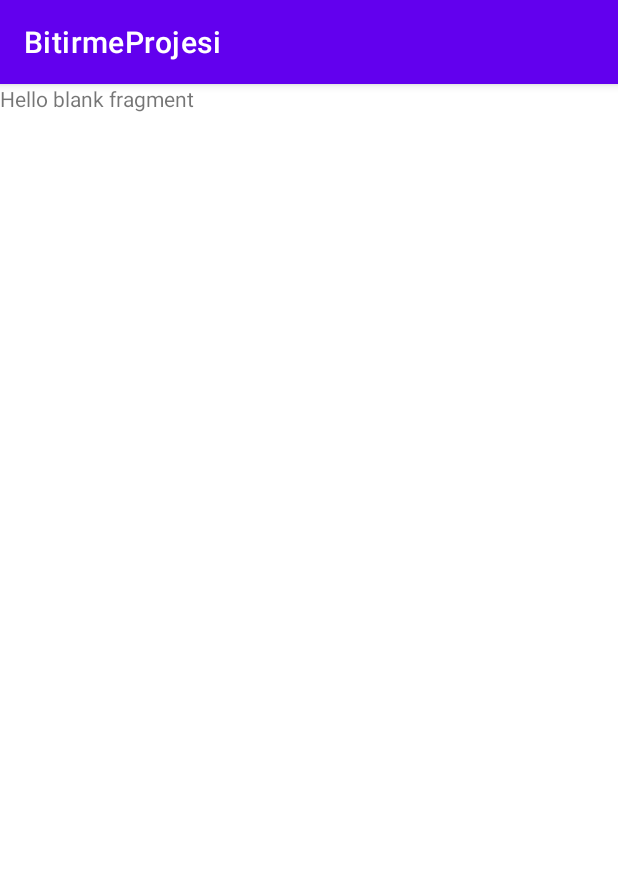
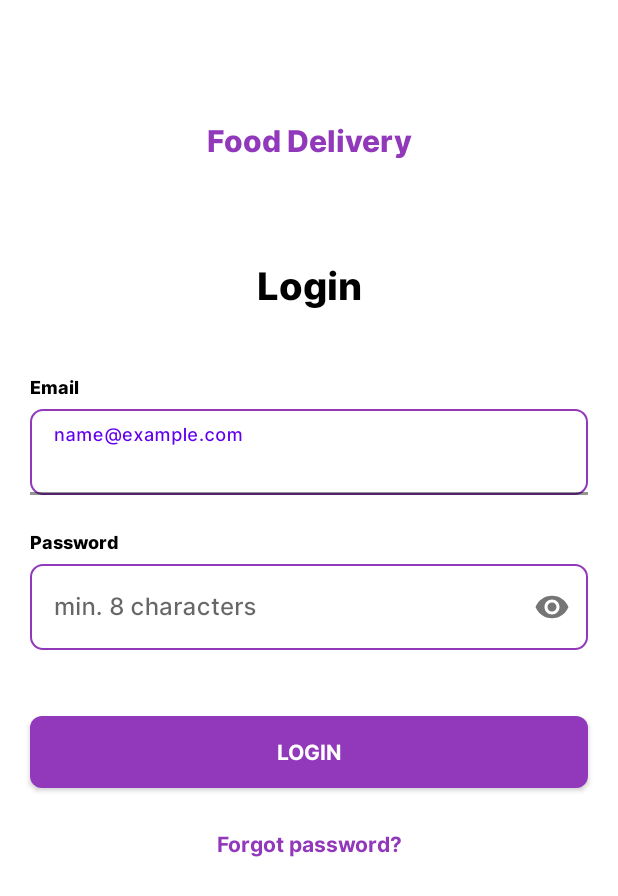
Before and after one commit to vindicta43/InvioAndroidBootcamp, an Android app: the screen it shows after launch (MainActivity), on a phone screen of 412 x 824 dp. Shown: the top 896 px of the screen. Run offline under Robolectric (Android 15) with nearby library versions, the phone set to English and light mode, and no system bars.

Commit message:
sign in page

```diff
--- a/BitirmeProjesi/app/src/main/java/com/alperen/bitirmeprojesi/BlankFragment.java
+++ b/BitirmeProjesi/app/src/main/java/com/alperen/bitirmeprojesi/SignInFragment.java
@@ -8,9 +8,9 @@ import android.view.LayoutInflater;
 import android.view.View;
 import android.view.ViewGroup;
 
-public class BlankFragment extends Fragment {
+public class SignInFragment extends Fragment {
     @Override
     public View onCreateView(LayoutInflater inflater, ViewGroup container, Bundle savedInstanceState) {
-        return inflater.inflate(R.layout.fragment_blank, container, false);
+        return inflater.inflate(R.layout.fragment_sign_in, container, false);
     }
 }
--- /dev/null
+++ b/BitirmeProjesi/app/src/main/res/drawable/ellipse.xml
@@ -0,0 +1,10 @@
+<vector xmlns:android="http://schemas.android.com/apk/res/android"
+    android:width="375dp"
+    android:height="241dp"
+    android:viewportWidth="375"
+    android:viewportHeight="241">
+  <path
+      android:pathData="M546,-135C546,-85.62 536.77,-36.73 518.83,8.89C500.88,54.51 474.59,95.96 441.44,130.87C408.29,165.79 368.93,193.48 325.62,212.38C282.3,231.27 235.88,241 189,241C142.12,241 95.7,231.27 52.38,212.38C9.07,193.48 -30.29,165.79 -63.44,130.87C-96.59,95.96 -122.88,54.51 -140.82,8.89C-158.77,-36.73 -168,-85.62 -168,-135L189,-135H546Z"
+      android:fillColor="#DBC0E8"
+      android:fillAlpha="0.71"/>
+</vector>
--- /dev/null
+++ b/BitirmeProjesi/app/src/main/res/drawable/shape_button.xml
@@ -0,0 +1,6 @@
+<?xml version="1.0" encoding="utf-8"?>
+<shape xmlns:android="http://schemas.android.com/apk/res/android"
+    android:shape="rectangle">
+    <corners android:radius="8dp" />
+    <solid android:color="@color/purple" />
+</shape>
--- /dev/null
+++ b/BitirmeProjesi/app/src/main/res/drawable/shape_edittext.xml
@@ -0,0 +1,9 @@
+<?xml version="1.0" encoding="utf-8"?>
+<shape xmlns:android="http://schemas.android.com/apk/res/android"
+    android:shape="rectangle"
+    android:thickness="1dp">
+    <corners android:radius="8dp" />
+    <stroke
+        android:width="1dp"
+        android:color="@color/purple" />
+</shape>
--- a/BitirmeProjesi/app/src/main/res/layout/fragment_blank.xml
+++ /dev/null
@@ -1,14 +0,0 @@
-<?xml version="1.0" encoding="utf-8"?>
-<FrameLayout xmlns:android="http://schemas.android.com/apk/res/android"
-    xmlns:tools="http://schemas.android.com/tools"
-    android:layout_width="match_parent"
-    android:layout_height="match_parent"
-    tools:context=".BlankFragment">
-
-    <!-- TODO: Update blank fragment layout -->
-    <TextView
-        android:layout_width="match_parent"
-        android:layout_height="match_parent"
-        android:text="@string/hello_blank_fragment" />
-
-</FrameLayout>
--- /dev/null
+++ b/BitirmeProjesi/app/src/main/res/layout/fragment_sign_in.xml
@@ -0,0 +1,137 @@
+<?xml version="1.0" encoding="utf-8"?>
+<androidx.constraintlayout.widget.ConstraintLayout xmlns:android="http://schemas.android.com/apk/res/android"
+    xmlns:app="http://schemas.android.com/apk/res-auto"
+    xmlns:tools="http://schemas.android.com/tools"
+    android:layout_width="match_parent"
+    android:layout_height="match_parent"
+    tools:context=".SignInFragment">
+
+    <ImageView
+        android:id="@+id/imageView"
+        android:layout_width="match_parent"
+        android:layout_height="wrap_content"
+        android:scaleType="fitXY"
+        app:layout_constraintEnd_toEndOf="parent"
+        app:layout_constraintStart_toStartOf="parent"
+        app:layout_constraintTop_toTopOf="parent"
+        tools:src="@drawable/ellipse" />
+
+    <TextView
+        android:id="@+id/textView"
+        android:layout_width="wrap_content"
+        android:layout_height="wrap_content"
+        android:layout_marginTop="79dp"
+        android:fontFamily="@font/inter_extrabold"
+        android:text="Food Delivery"
+        android:textColor="@color/purple"
+        android:textSize="20sp"
+        app:layout_constraintEnd_toEndOf="parent"
+        app:layout_constraintStart_toStartOf="parent"
+        app:layout_constraintTop_toTopOf="parent" />
+
+    <TextView
+        android:id="@+id/textView2"
+        android:layout_width="wrap_content"
+        android:layout_height="wrap_content"
+        android:layout_marginTop="64dp"
+        android:fontFamily="@font/inter_extrabold"
+        android:text="Login"
+        android:textColor="@color/black"
+        android:textSize="25sp"
+        app:layout_constraintEnd_toEndOf="parent"
+        app:layout_constraintStart_toStartOf="parent"
+        app:layout_constraintTop_toBottomOf="@id/textView" />
+
+    <TextView
+        android:id="@+id/textView3"
+        android:layout_width="wrap_content"
+        android:layout_height="wrap_content"
+        android:layout_marginBottom="6dp"
+        android:fontFamily="@font/inter_extrabold"
+        android:text="Email"
+        android:textColor="@color/black"
+        android:textSize="12sp"
+        app:layout_constraintBottom_toTopOf="@id/textInputLayout"
+        app:layout_constraintStart_toStartOf="@id/textInputLayout" />
+
+    <com.google.android.material.textfield.TextInputLayout
+        android:id="@+id/textInputLayout"
+        android:layout_width="match_parent"
+        android:layout_height="wrap_content"
+        android:layout_marginHorizontal="20dp"
+        android:layout_marginTop="64dp"
+        app:boxStrokeColor="@android:color/transparent"
+        app:boxStrokeWidth="0dp"
+        app:layout_constraintTop_toBottomOf="@id/textView2">
+
+        <com.google.android.material.textfield.TextInputEditText
+            android:id="@+id/etEmail"
+            android:layout_width="match_parent"
+            android:layout_height="wrap_content"
+            android:background="@drawable/shape_edittext"
+            android:fontFamily="@font/inter_medium"
+            android:hint="name@example.com"
+            android:inputType="textEmailAddress" />
+    </com.google.android.material.textfield.TextInputLayout>
+
+    <TextView
+        android:id="@+id/textView4"
+        android:layout_width="wrap_content"
+        android:layout_height="wrap_content"
+        android:layout_marginBottom="6dp"
+        android:fontFamily="@font/inter_extrabold"
+        android:text="Password"
+        android:textColor="@color/black"
+        android:textSize="12sp"
+        app:layout_constraintBottom_toTopOf="@id/textInputLayout2"
+        app:layout_constraintStart_toStartOf="@id/textInputLayout2" />
+
+    <com.google.android.material.textfield.TextInputLayout
+        android:id="@+id/textInputLayout2"
+        android:layout_width="match_parent"
+        android:layout_height="wrap_content"
+        android:layout_marginHorizontal="20dp"
+        android:layout_marginTop="46dp"
+        app:boxStrokeColor="@android:color/transparent"
+        app:boxStrokeWidth="0dp"
+        app:layout_constraintTop_toBottomOf="@id/textInputLayout"
+        app:passwordToggleEnabled="true">
+
+        <com.google.android.material.textfield.TextInputEditText
+            android:id="@+id/etPassword"
+            android:layout_width="match_parent"
+            android:layout_height="wrap_content"
+            android:background="@drawable/shape_edittext"
+            android:fontFamily="@font/inter_medium"
+            android:hint="min. 8 characters"
+            android:inputType="textPassword" />
+    </com.google.android.material.textfield.TextInputLayout>
+
+    <android.widget.Button
+        android:id="@+id/btnSignIn"
+        android:layout_width="match_parent"
+        android:layout_height="wrap_content"
+        android:layout_marginHorizontal="20dp"
+        android:layout_marginTop="44dp"
+        android:background="@drawable/shape_button"
+        android:fontFamily="@font/inter_bold"
+        android:text="LOGIN"
+        android:textColor="@color/white"
+        android:textSize="14sp"
+        app:layout_constraintTop_toBottomOf="@id/textInputLayout2"
+        tools:layout_editor_absoluteX="20dp" />
+
+    <TextView
+        android:id="@+id/tvForgotPassword"
+        android:layout_width="wrap_content"
+        android:layout_height="wrap_content"
+        android:layout_marginTop="27dp"
+        android:fontFamily="@font/inter_bold"
+        android:text="Forgot password?"
+        android:textColor="@color/purple"
+        android:textSize="14sp"
+        app:layout_constraintEnd_toEndOf="parent"
+        app:layout_constraintStart_toStartOf="parent"
+        app:layout_constraintTop_toBottomOf="@id/btnSignIn" />
+
+</androidx.constraintlayout.widget.ConstraintLayout>
--- a/BitirmeProjesi/app/src/main/res/navigation/nav_main.xml
+++ b/BitirmeProjesi/app/src/main/res/navigation/nav_main.xml
@@ -7,7 +7,7 @@
 
     <fragment
         android:id="@+id/blankFragment"
-        android:name="com.alperen.bitirmeprojesi.BlankFragment"
+        android:name="com.alperen.bitirmeprojesi.SignInFragment"
         android:label="fragment_blank"
-        tools:layout="@layout/fragment_blank" />
+        tools:layout="@layout/fragment_sign_in" />
 </navigation>
--- a/BitirmeProjesi/app/src/main/res/values-night/themes.xml
+++ /dev/null
@@ -1,16 +0,0 @@
-<resources xmlns:tools="http://schemas.android.com/tools">
-    <!-- Base application theme. -->
-    <style name="Theme.BitirmeProjesi" parent="Theme.MaterialComponents.DayNight.DarkActionBar">
-        <!-- Primary brand color. -->
-        <item name="colorPrimary">@color/purple_200</item>
-        <item name="colorPrimaryVariant">@color/purple_700</item>
-        <item name="colorOnPrimary">@color/black</item>
-        <!-- Secondary brand color. -->
-        <item name="colorSecondary">@color/teal_200</item>
-        <item name="colorSecondaryVariant">@color/teal_200</item>
-        <item name="colorOnSecondary">@color/black</item>
-        <!-- Status bar color. -->
-        <item name="android:statusBarColor">?attr/colorPrimaryVariant</item>
-        <!-- Customize your theme here. -->
-    </style>
-</resources>
--- a/BitirmeProjesi/app/src/main/res/values/colors.xml
+++ b/BitirmeProjesi/app/src/main/res/values/colors.xml
@@ -7,4 +7,6 @@
     <color name="teal_700">#FF018786</color>
     <color name="black">#FF000000</color>
     <color name="white">#FFFFFFFF</color>
+
+     <color name="purple">#9139BA</color>
 </resources>
--- a/BitirmeProjesi/app/src/main/res/values/themes.xml
+++ b/BitirmeProjesi/app/src/main/res/values/themes.xml
@@ -1,6 +1,6 @@
 <resources xmlns:tools="http://schemas.android.com/tools">
     <!-- Base application theme. -->
-    <style name="Theme.BitirmeProjesi" parent="Theme.MaterialComponents.DayNight.DarkActionBar">
+    <style name="Theme.BitirmeProjesi" parent="Theme.MaterialComponents.Light.DarkActionBar">
         <!-- Primary brand color. -->
         <item name="colorPrimary">@color/purple_500</item>
         <item name="colorPrimaryVariant">@color/purple_700</item>
@@ -12,5 +12,7 @@
         <!-- Status bar color. -->
         <item name="android:statusBarColor">?attr/colorPrimaryVariant</item>
         <!-- Customize your theme here. -->
+        <item name="windowActionBar">false</item>
+        <item name="windowNoTitle">true</item>
     </style>
 </resources>
```
Also changed, not shown: BitirmeProjesi/app/src/main/res/font/inter_bold.ttf (added), BitirmeProjesi/app/src/main/res/font/inter_extrabold.ttf (added), BitirmeProjesi/app/src/main/res/font/inter_medium.ttf (added).
